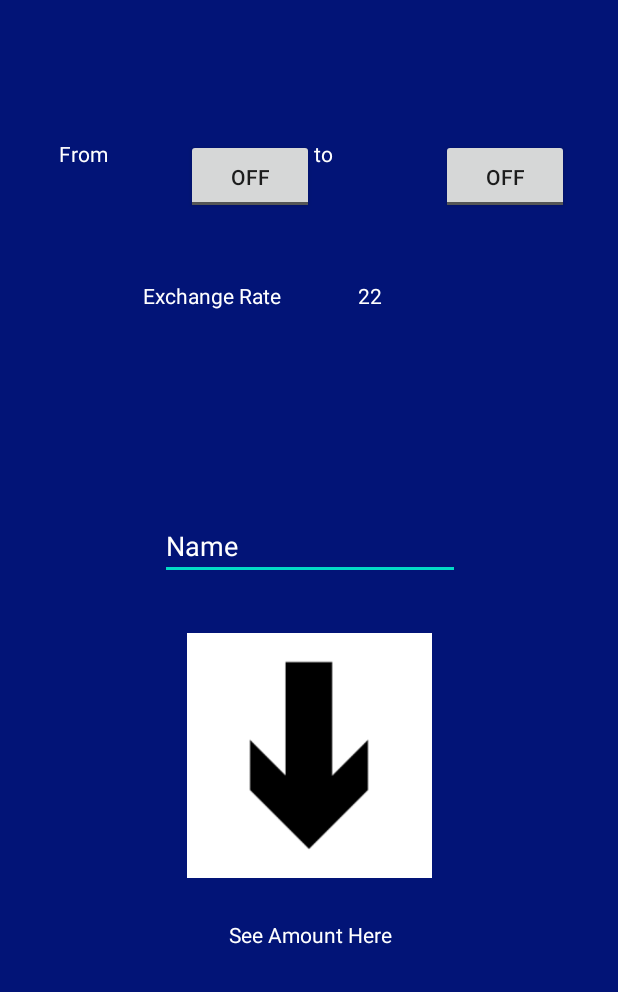
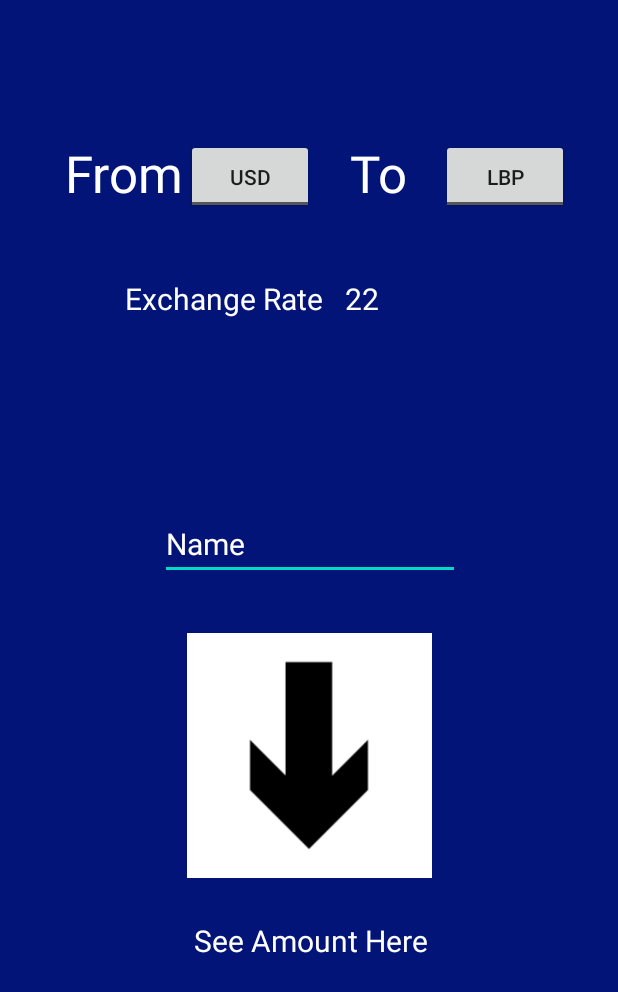
Before and after one commit to hoda-mawlawi/CurrencyConverter2.0, an Android app: the layout calculator.xml on its own in the app's theme, with its tools: preview values and no code run, on a phone screen of 412 x 824 dp. Shown: the top 992 px of the screen. Run offline under Robolectric (Android 15) with nearby library versions, the phone set to English and light mode, and no system bars.

Commit message:
edit UI of calculator

```diff
--- a/app/src/main/java/com/example/currencyconverter20/Calculator.java
+++ b/app/src/main/java/com/example/currencyconverter20/Calculator.java
@@ -10,4 +10,6 @@ public class Calculator extends AppCompatActivity {
         super.onCreate(savedInstanceState);
         setContentView(R.layout.activity_main);
     }
+
+
 }
--- a/app/src/main/res/layout/calculator.xml
+++ b/app/src/main/res/layout/calculator.xml
@@ -12,7 +12,9 @@
         android:layout_width="85dp"
         android:layout_height="50dp"
         android:text="From"
+        android:textAlignment="center"
         android:textColor="#FFFFFF"
+        android:textSize="34sp"
         app:layout_constraintBottom_toBottomOf="parent"
         app:layout_constraintEnd_toEndOf="parent"
         app:layout_constraintHorizontal_bias="0.12"
@@ -25,6 +27,8 @@
         android:layout_width="85dp"
         android:layout_height="50dp"
         android:text="ToggleButton"
+        android:textOff="USD"
+        android:textOn="LBP"
         app:layout_constraintBottom_toBottomOf="parent"
         app:layout_constraintEnd_toEndOf="parent"
         app:layout_constraintHorizontal_bias="0.38"
@@ -36,8 +40,10 @@
         android:id="@+id/to"
         android:layout_width="85dp"
         android:layout_height="50dp"
-        android:text="to"
+        android:text="To"
+        android:textAlignment="center"
         android:textColor="#FFFFFF"
+        android:textSize="34sp"
         app:layout_constraintBottom_toBottomOf="parent"
         app:layout_constraintEnd_toEndOf="parent"
         app:layout_constraintHorizontal_bias="0.64"
@@ -50,6 +56,8 @@
         android:layout_width="85dp"
         android:layout_height="50dp"
         android:text="ToggleButton"
+        android:textOff="LBP"
+        android:textOn="USD"
         app:layout_constraintBottom_toBottomOf="parent"
         app:layout_constraintEnd_toEndOf="parent"
         app:layout_constraintHorizontal_bias="0.9"
@@ -60,9 +68,10 @@
     <TextView
         android:id="@+id/exchangeRateText"
         android:layout_width="wrap_content"
-        android:layout_height="wrap_content"
+        android:layout_height="30dp"
         android:text="Exchange Rate"
         android:textColor="#FFFFFF"
+        android:textSize="20sp"
         app:layout_constraintBottom_toBottomOf="parent"
         app:layout_constraintEnd_toEndOf="parent"
         app:layout_constraintHorizontal_bias="0.298"
@@ -72,10 +81,11 @@
 
     <TextView
         android:id="@+id/dailyRate"
-        android:layout_width="wrap_content"
-        android:layout_height="wrap_content"
+        android:layout_width="30dp"
+        android:layout_height="30dp"
         android:text="22"
         android:textColor="#FFFFFF"
+        android:textSize="20sp"
         app:layout_constraintBottom_toBottomOf="parent"
         app:layout_constraintEnd_toEndOf="parent"
         app:layout_constraintHorizontal_bias="0.602"
@@ -101,6 +111,7 @@
         android:text="See Amount Here"
         android:textAlignment="center"
         android:textColor="#FFFFFF"
+        android:textSize="20sp"
         app:layout_constraintBottom_toBottomOf="parent"
         app:layout_constraintEnd_toEndOf="parent"
         app:layout_constraintHorizontal_bias="0.502"
@@ -116,6 +127,7 @@
         android:inputType="textPersonName"
         android:text="Name"
         android:textColor="#FFFFFF"
+        android:textSize="20sp"
         app:layout_constraintBottom_toBottomOf="parent"
         app:layout_constraintEnd_toEndOf="parent"
         app:layout_constraintHorizontal_bias="0.502"
```
